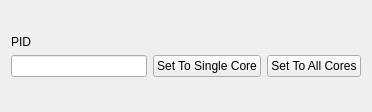
gusmd/pubfix, file MainWindow.ui: the form before one commit.
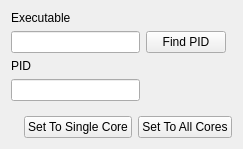
The form after the commit.

What changed in the file:
```diff
--- a/MainWindow.ui
+++ b/MainWindow.ui
@@ -6,8 +6,8 @@
    <rect>
     <x>0</x>
     <y>0</y>
-    <width>372</width>
-    <height>112</height>
+    <width>243</width>
+    <height>149</height>
    </rect>
   </property>
   <property name="windowTitle">
@@ -17,36 +17,7 @@
    <layout class="QGridLayout" name="gridLayout">
     <item row="0" column="0">
      <layout class="QGridLayout" name="gridLayout_2">
-      <item row="2" column="0">
-       <widget class="QLineEdit" name="num1Edit"/>
-      </item>
-      <item row="1" column="0">
-       <widget class="QLabel" name="label">
-        <property name="sizePolicy">
-         <sizepolicy hsizetype="Preferred" vsizetype="Preferred">
-          <horstretch>0</horstretch>
-          <verstretch>0</verstretch>
-         </sizepolicy>
-        </property>
-        <property name="text">
-         <string>PID</string>
-        </property>
-       </widget>
-      </item>
-      <item row="3" column="0" colspan="2">
-       <spacer name="verticalSpacer_2">
-        <property name="orientation">
-         <enum>Qt::Vertical</enum>
-        </property>
-        <property name="sizeHint" stdset="0">
-         <size>
-          <width>20</width>
-          <height>40</height>
-         </size>
-        </property>
-       </spacer>
-      </item>
-      <item row="0" column="0" colspan="2">
+      <item row="4" column="0">
        <spacer name="verticalSpacer">
         <property name="orientation">
          <enum>Qt::Vertical</enum>
@@ -59,17 +30,61 @@
         </property>
        </spacer>
       </item>
-      <item row="2" column="1">
+      <item row="1" column="1">
+       <widget class="QPushButton" name="findButton">
+        <property name="text">
+         <string>Find PID</string>
+        </property>
+       </widget>
+      </item>
+      <item row="1" column="0">
+       <widget class="QLineEdit" name="exeEdit"/>
+      </item>
+      <item row="3" column="0">
+       <widget class="QLineEdit" name="pidEdit"/>
+      </item>
+      <item row="5" column="0" colspan="3">
+       <layout class="QHBoxLayout" name="horizontalLayout">
+        <item>
+         <spacer name="horizontalSpacer">
+          <property name="orientation">
+           <enum>Qt::Horizontal</enum>
+          </property>
+          <property name="sizeHint" stdset="0">
+           <size>
+            <width>40</width>
+            <height>20</height>
+           </size>
+          </property>
+         </spacer>
+        </item>
+        <item>
        <widget class="QPushButton" name="singleCoreButton">
         <property name="text">
          <string>Set To Single Core</string>
         </property>
        </widget>
       </item>
-      <item row="2" column="2">
+        <item>
        <widget class="QPushButton" name="allCoresButton">
         <property name="text">
          <string>Set To All Cores</string>
+          </property>
+         </widget>
+        </item>
+       </layout>
+      </item>
+      <item row="0" column="0">
+       <widget class="QLabel" name="label">
+        <property name="text">
+         <string>Executable</string>
+        </property>
+       </widget>
+      </item>
+      <item row="2" column="0">
+       <widget class="QLabel" name="label_2">
+        <property name="text">
+         <string>PID</string>
         </property>
        </widget>
       </item>
```
Lines whose indentation alone changed are shown as unchanged.
